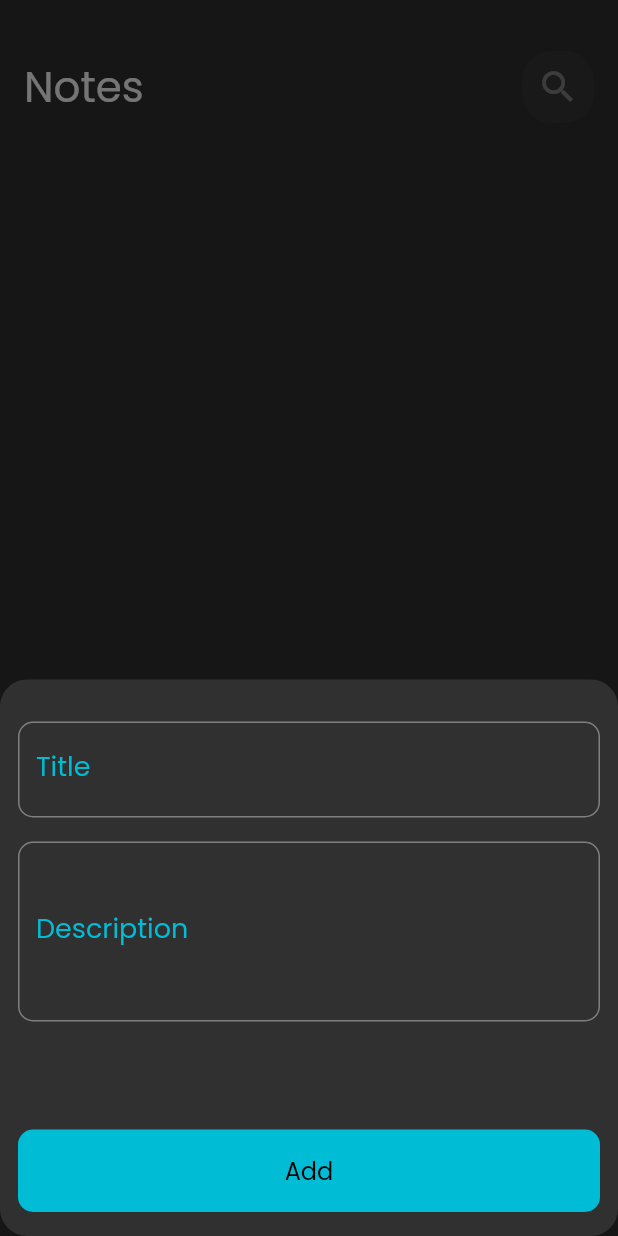
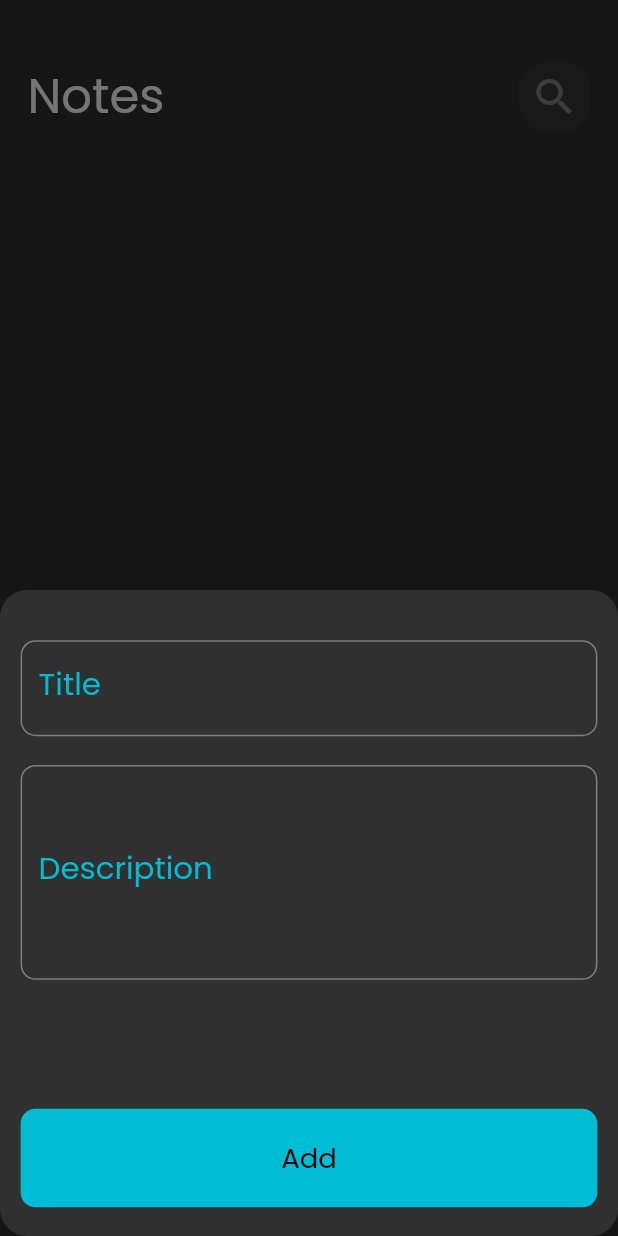
Before and after one commit to youssefhedefa/Note-App, a Flutter app: the screen it shows after launch, after a tap on the "add" icon, on a phone screen of 412 x 824 dp. Run offline on Flutter 3.47's test engine with Material 2 defaults, Android fonts, the phone set to English and light mode, and no system bars; our stand-ins replace bloc, flutter_bloc, flutter_screenutil, hive, hive_flutter; accounts and stored records are empty.

Commit message:
make the application responsive

```diff
--- a/lib/main.dart
+++ b/lib/main.dart
@@ -1,5 +1,6 @@
 import 'package:flutter/material.dart';
 import 'package:flutter_bloc/flutter_bloc.dart';
+import 'package:flutter_screenutil/flutter_screenutil.dart';
 import 'package:hive_flutter/adapters.dart';
 import 'package:note_app/models/note_model.dart';
 import 'package:note_app/views/constants.dart';
@@ -8,7 +9,6 @@ import 'bloc_observer.dart';
 import 'cubit/note_view_cubit/note_view_cubit.dart';
 
 void main() async {
-
   await Hive.initFlutter();
   Hive.registerAdapter(NoteModelAdapter());
   await Hive.openBox<NoteModel>(kNotesBox);
@@ -24,16 +24,22 @@ class MyApp extends StatelessWidget {
   Widget build(BuildContext context) {
     return BlocProvider(
       create: (context) => NoteViewCubit()..fetchNotes(),
-      child: MaterialApp(
+      child: ScreenUtilInit(
+        designSize: const Size(360, 690),
+        minTextAdapt: true,
+        splitScreenMode: true,
+        builder: (BuildContext context, Widget? child) {
+          return MaterialApp(
             title: 'Notes',
             theme: ThemeData(
               primarySwatch: primaryColor,
               brightness: Brightness.dark,
               fontFamily: 'Poppins',
-
             ),
             debugShowCheckedModeBanner: false,
             home: const NotesView(),
+          );
+        },
       ),
     );
   }
--- a/lib/views/widget/add_note_bottom_sheet.dart
+++ b/lib/views/widget/add_note_bottom_sheet.dart
@@ -1,5 +1,6 @@
 import 'package:flutter/material.dart';
 import 'package:flutter_bloc/flutter_bloc.dart';
+import 'package:flutter_screenutil/flutter_screenutil.dart';
 import 'package:note_app/cubit/add_note_cubit/add_notes_cubit.dart';
 import 'package:note_app/cubit/note_view_cubit/note_view_cubit.dart';
 import 'add_note_form.dart';
@@ -13,7 +14,7 @@ class AddNoteBottomSheet extends StatelessWidget {
       create: (context) => AddNotesCubit(),
       child: Padding(
         padding:
-            const EdgeInsets.only(left: 12, right: 12, bottom: 16, top: 28),
+             EdgeInsets.only(left: 12.w, right: 12.w, bottom: 16.h, top: 28.h),
         child: BlocConsumer<AddNotesCubit, AddNotesStates>(
           listener: (context, state) {
             if (state is AddNotesSuccess) {
--- a/lib/views/widget/add_note_form.dart
+++ b/lib/views/widget/add_note_form.dart
@@ -1,5 +1,6 @@
 import 'package:flutter/material.dart';
 import 'package:flutter_bloc/flutter_bloc.dart';
+import 'package:flutter_screenutil/flutter_screenutil.dart';
 import 'package:intl/intl.dart';
 import 'package:note_app/cubit/add_note_cubit/add_notes_cubit.dart';
 import 'package:note_app/models/note_model.dart';
@@ -28,7 +29,7 @@ class _AddNoteFormState extends State<AddNoteForm> {
       child: Column(
         children: [
           Padding(
-            padding: const EdgeInsets.only(bottom: 16),
+            padding: EdgeInsets.only(bottom: 16.h),
             child: CustomTextField(
               label: 'Title',
               onSaved: (value) {
@@ -44,9 +45,9 @@ class _AddNoteFormState extends State<AddNoteForm> {
             ),
           ),
           Padding(
-            padding: const EdgeInsets.only(bottom: 24),
+            padding: EdgeInsets.only(bottom: 24.h),
             child: SizedBox(
-              height: 120,
+              height: 120.h,
               child: CustomTextField(
                 label: 'Description',
                 expand: true,
@@ -63,8 +64,8 @@ class _AddNoteFormState extends State<AddNoteForm> {
               ),
             ),
           ),
-          const SizedBox(
-            height: 48,
+          SizedBox(
+            height: 48.h,
           ),
           CustomButton(
             onPressed: () {
--- a/lib/views/widget/custom_app_bar.dart
+++ b/lib/views/widget/custom_app_bar.dart
@@ -1,4 +1,5 @@
 import 'package:flutter/material.dart';
+import 'package:flutter_screenutil/flutter_screenutil.dart';
 
 class CustomAppBar extends StatelessWidget {
   const CustomAppBar({Key? key, required this.text, required this.icon, this.onPressed}) : super(key: key);
@@ -10,17 +11,17 @@ class CustomAppBar extends StatelessWidget {
   @override
   Widget build(BuildContext context) {
     return Padding(
-      padding: const EdgeInsetsDirectional.only(
-        start: 16,
-        end: 16,
-        top: 34,
+      padding: EdgeInsetsDirectional.only(
+        start: 16.w,
+        end: 16.w,
+        top: 34.h,
       ),
       child: Row(
         children: [
            Text(
             text,
-            style: const TextStyle(
-              fontSize: 28,
+            style: TextStyle(
+              fontSize: 28.sp,
             ),
           ),
           const Spacer(),
@@ -33,7 +34,7 @@ class CustomAppBar extends StatelessWidget {
               onPressed: onPressed,
               icon: Icon(
                 icon,
-                size: 28,
+                size: 28.sp,
               ),
             ),
           ),
--- a/lib/views/widget/custom_button.dart
+++ b/lib/views/widget/custom_button.dart
@@ -1,4 +1,5 @@
 import 'package:flutter/material.dart';
+import 'package:flutter_screenutil/flutter_screenutil.dart';
 
 import '../constants.dart';
 
@@ -10,18 +11,18 @@ class CustomButton extends StatelessWidget {
   Widget build(BuildContext context) {
     return Container(
       width: MediaQuery.of(context).size.width,
-      height: 55,
+      height: 55.h,
       decoration: BoxDecoration(
         color: primaryColor,
         borderRadius: BorderRadius.circular(10),
       ),
       child: TextButton(
         onPressed: onPressed,
-        child: const Text(
+        child: Text(
           'Add',
           style: TextStyle(
             color: Colors.black,
-            fontSize: 16,
+            fontSize: 16.sp,
           ),
         ),
       ),
--- a/lib/views/widget/custom_text_field.dart
+++ b/lib/views/widget/custom_text_field.dart
@@ -1,4 +1,5 @@
 import 'package:flutter/material.dart';
+import 'package:flutter_screenutil/flutter_screenutil.dart';
 
 import '../constants.dart';
 
@@ -46,7 +47,7 @@ class CustomTextField extends StatelessWidget {
           label,
           style: TextStyle(
             color: color ?? primaryColor,
-            fontSize: fontSize ?? 18,
+            fontSize: fontSize ?? 18.sp,
           ),
         ),
         hintText: hint,
--- a/lib/views/widget/note_list_view.dart
+++ b/lib/views/widget/note_list_view.dart
@@ -1,5 +1,6 @@
 import 'package:flutter/material.dart';
 import 'package:flutter_bloc/flutter_bloc.dart';
+import 'package:flutter_screenutil/flutter_screenutil.dart';
 import 'package:note_app/cubit/note_view_cubit/note_view_cubit.dart';
 import 'package:note_app/cubit/note_view_cubit/note_view_state.dart';
 import 'package:note_app/views/edit_note_view.dart';
@@ -16,12 +17,12 @@ class NoteList extends StatelessWidget {
 
     return BlocBuilder<NoteViewCubit,NoteViewState>(
       builder: (BuildContext context, state) => Expanded(child: Padding(
-        padding: const EdgeInsets.symmetric(vertical: 14),
+        padding: EdgeInsets.symmetric(vertical: 14.h),
         child: ListView.builder(
           padding: EdgeInsets.zero,
           physics: const BouncingScrollPhysics(),
           itemBuilder: (context, index) =>  Padding(
-            padding: const EdgeInsets.symmetric(vertical: 4),
+            padding: EdgeInsets.symmetric(vertical: 4.h),
             child: GestureDetector(
                 onTap: ()
                 {
--- a/lib/views/widget/notes_app_body.dart
+++ b/lib/views/widget/notes_app_body.dart
@@ -7,8 +7,8 @@ class NotesAppBody extends StatelessWidget {
 
   @override
   Widget build(BuildContext context) {
-    return Column(
-      children: const [
+    return const Column(
+      children: [
         CustomAppBar(text: 'Notes',icon: Icons.search,),
         NoteList(),
       ],
--- a/pubspec.yaml
+++ b/pubspec.yaml
@@ -35,6 +35,7 @@ dependencies:
   bloc: ^8.1.1
   flutter_bloc: ^8.1.2
   intl: ^0.18.0
+  flutter_screenutil: ^5.8.4
 
 
 
```
Also changed, not shown: lib/views/edit_note_view.dart (+8 -8 lines), lib/views/widget/custom_note_item.dart (+11 -10 lines), pubspec.lock, 1 other file. Lines whose indentation alone changed are shown as unchanged.
